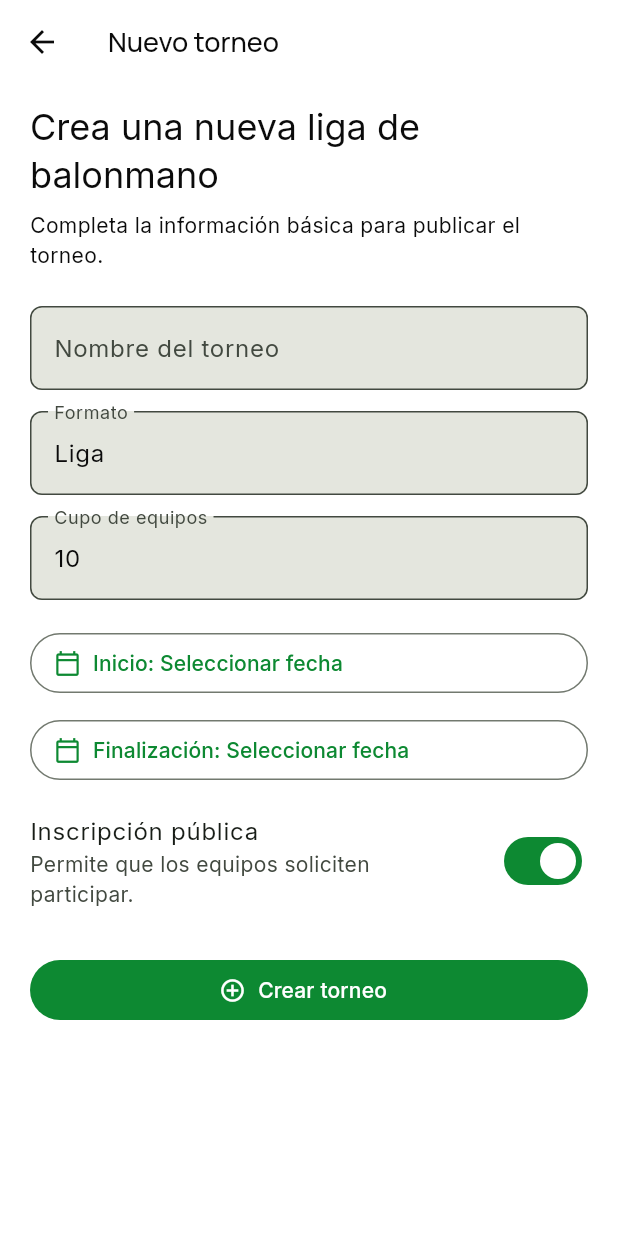
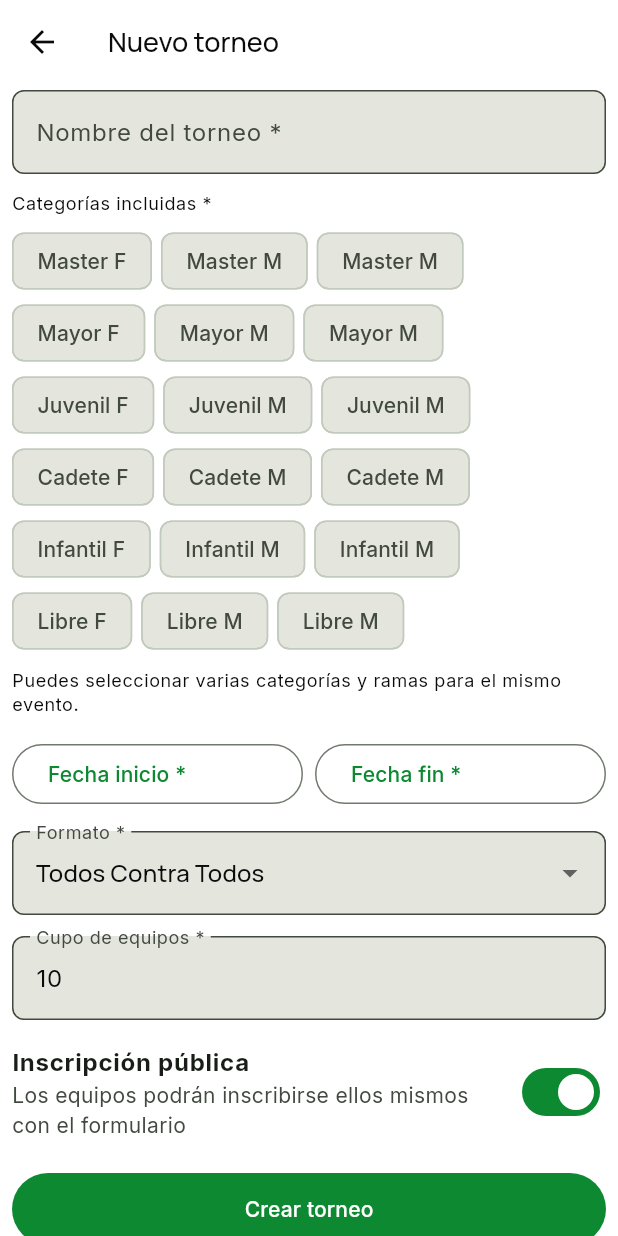
Before and after one commit to tatiana1104/handplay_demo, a Flutter app: the CreateTournamentScreen screen opened directly with empty values, on a phone screen of 412 x 824 dp. Run offline on Flutter 3.47's test engine with Material 3 defaults, Android fonts, the phone set to English and light mode, and no system bars; our stand-ins replace cloud_firestore, dartz, equatable, firebase_auth, firebase_core, flutter_bloc and 4 more; accounts and stored records are empty; statements that could not run were skipped.

Commit message:
Update tournament categories branches and formats

```diff
--- a/lib/features/tournaments/domain/models/tournament_models.dart
+++ b/lib/features/tournaments/domain/models/tournament_models.dart
@@ -10,7 +10,7 @@ class Tournament {
     required this.startDate,
     required this.endDate,
     required this.format,
-    required this.mainVenueId,
+    required this.categories,
     required this.teamLimit,
     required this.publicRegistration,
     required this.phaseDurations,
@@ -23,7 +23,8 @@ class Tournament {
   final DateTime? startDate;
   final DateTime? endDate;
   final String format;
-  final String mainVenueId;
+  /// Categorías seleccionadas como pares `categoria|rama`.
+  final List<String> categories;
   final int teamLimit;
   final bool publicRegistration;
   final Map<String, int> phaseDurations;
@@ -38,7 +39,7 @@ class Tournament {
       startDate: _date(data['startDate']),
       endDate: _date(data['endDate']),
       format: data['format'] as String? ?? '',
-      mainVenueId: data['mainVenueId'] as String? ?? '',
+      categories: (data['categories'] as List<dynamic>? ?? const []).cast<String>(),
       teamLimit: (data['teamLimit'] as num?)?.toInt() ?? 0,
       publicRegistration: data['publicRegistration'] as bool? ?? false,
       phaseDurations: _intMap(data['phaseDurations']),
@@ -52,7 +53,7 @@ class Tournament {
         'startDate': _timestamp(startDate),
         'endDate': _timestamp(endDate),
         'format': format,
-        'mainVenueId': mainVenueId,
+        'categories': categories,
         'teamLimit': teamLimit,
         'publicRegistration': publicRegistration,
         'phaseDurations': phaseDurations,
--- /dev/null
+++ b/lib/features/tournaments/domain/tournament_constants.dart
@@ -0,0 +1,21 @@
+/// Valores cerrados del dominio de torneos. No deben escribirse como texto libre.
+abstract final class TournamentConstants {
+  static const categories = <String>[
+    'master',
+    'mayor',
+    'juvenil',
+    'cadete',
+    'infantil',
+    'libre',
+  ];
+
+  static const branches = <String>['femenino', 'masculino', 'mixto'];
+  static const formats = <String>['todos_contra_todos', 'por_grupos'];
+  static const roles = <String>['admin', 'admin_liga', 'jugador', 'entrenador', 'arbitro'];
+  static const statuses = <String>['draft', 'upcoming', 'playing', 'finished'];
+}
+
+String titleCase(String value) => value
+    .split('_')
+    .map((part) => part.isEmpty ? part : '${part[0].toUpperCase()}${part.substring(1)}')
+    .join(' ');
--- a/lib/features/tournaments/presentation/screens/create_tournament_screen.dart
+++ b/lib/features/tournaments/presentation/screens/create_tournament_screen.dart
@@ -5,12 +5,11 @@ import 'package:go_router/go_router.dart';
 
 import '../../data/tournament_repository.dart';
 import '../../domain/models/tournament_models.dart';
+import '../../domain/tournament_constants.dart';
 
 /// Formulario exclusivo para administradores de liga.
-/// La autorización real se valida de nuevo con las reglas de Firestore.
 class CreateTournamentScreen extends StatefulWidget {
   const CreateTournamentScreen({super.key, required this.adminId});
-
   final String adminId;
 
   @override
@@ -20,8 +19,9 @@ class CreateTournamentScreen extends StatefulWidget {
 class _CreateTournamentScreenState extends State<CreateTournamentScreen> {
   final _formKey = GlobalKey<FormState>();
   final _nameController = TextEditingController();
-  final _formatController = TextEditingController(text: 'Liga');
   final _teamLimitController = TextEditingController(text: '10');
+  final Set<String> _categories = {};
+  String _format = TournamentConstants.formats.first;
   DateTime? _startDate;
   DateTime? _endDate;
   bool _publicRegistration = true;
@@ -30,13 +30,16 @@ class _CreateTournamentScreenState extends State<CreateTournamentScreen> {
   @override
   void dispose() {
     _nameController.dispose();
-    _formatController.dispose();
     _teamLimitController.dispose();
     super.dispose();
   }
 
   Future<void> _submit() async {
     if (!_formKey.currentState!.validate()) return;
+    if (_categories.isEmpty) {
+      _showMessage('Selecciona al menos una categoría y rama.');
+      return;
+    }
     if (_startDate == null || _endDate == null || !_endDate!.isAfter(_startDate!)) {
       _showMessage('Selecciona fechas válidas para el torneo.');
       return;
@@ -44,94 +47,69 @@ class _CreateTournamentScreenState extends State<CreateTournamentScreen> {
 
     setState(() => _saving = true);
     try {
-      final currentUser = FirebaseAuth.instance.currentUser;
-      if (currentUser == null) {
-        throw FirebaseException(
-          plugin: 'firebase_auth',
-          code: 'unauthenticated',
-          message: 'Inicia sesión para crear un torneo.',
-        );
+      final user = FirebaseAuth.instance.currentUser;
+      if (user == null) throw FirebaseException(plugin: 'firebase_auth', code: 'unauthenticated', message: 'Inicia sesión para crear un torneo.');
+      final claims = (await user.getIdTokenResult(true)).claims ?? {};
+      final role = claims['rol'];
+      if (role != 'admin' && role != 'admin_liga') {
+        throw FirebaseException(plugin: 'firebase_auth', code: 'permission-denied', message: 'Tu cuenta no tiene permisos de administrador de liga.');
       }
 
-      // Los custom claims llegan al token, por eso se fuerza su renovación
-      // antes de escribir y se evita usar un UID distinto al de la sesión.
-      final token = await currentUser.getIdTokenResult(true);
-      final role = token.claims?['rol'];
-      if (role != 'admin' && role != 'admin_liga') {
-        throw FirebaseException(
-          plugin: 'firebase_auth',
-          code: 'permission-denied',
-          message: 'Tu cuenta no tiene permisos de administrador de liga.',
-        );
-      }
-
-      final tournament = Tournament(
+      await TournamentRepository().createTournament(Tournament(
         id: '',
-        adminId: currentUser.uid,
+        adminId: user.uid,
         name: _nameController.text.trim(),
-        status: 'draft',
+        status: 'upcoming',
         startDate: _startDate,
         endDate: _endDate,
-        format: _formatController.text.trim(),
-        mainVenueId: '',
+        format: _format,
+        categories: _categories.toList()..sort(),
         teamLimit: int.parse(_teamLimitController.text),
         publicRegistration: _publicRegistration,
         phaseDurations: const {},
-      );
-      await TournamentRepository().createTournament(tournament);
+      ));
       if (mounted) context.pop();
     } on FirebaseException catch (error) {
-      final message = error.code == 'permission-denied'
-          ? 'Firebase rechazó la operación. Verifica el claim rol y despliega firestore.rules.'
-          : error.message ?? 'No se pudo crear el torneo.';
-      _showMessage(message);
+      _showMessage(error.code == 'permission-denied' ? 'Firebase rechazó la operación. Despliega firestore.rules y renueva la sesión.' : error.message ?? 'No se pudo crear el torneo.');
     } finally {
       if (mounted) setState(() => _saving = false);
     }
   }
 
   Future<void> _pickDate({required bool start}) async {
-    final selected = await showDatePicker(
-      context: context,
-      firstDate: DateTime.now().subtract(const Duration(days: 1)),
-      lastDate: DateTime(2035),
-      initialDate: start ? (_startDate ?? DateTime.now()) : (_endDate ?? _startDate ?? DateTime.now()),
-    );
-    if (selected == null) return;
-    setState(() => start ? _startDate = selected : _endDate = selected);
+    final selected = await showDatePicker(context: context, firstDate: DateTime.now().subtract(const Duration(days: 1)), lastDate: DateTime(2035), initialDate: start ? (_startDate ?? DateTime.now()) : (_endDate ?? _startDate ?? DateTime.now()));
+    if (selected != null) setState(() => start ? _startDate = selected : _endDate = selected);
   }
 
-  void _showMessage(String message) {
-    ScaffoldMessenger.of(context).showSnackBar(SnackBar(content: Text(message)));
-  }
+  void _showMessage(String message) => ScaffoldMessenger.of(context).showSnackBar(SnackBar(content: Text(message)));
 
   @override
   Widget build(BuildContext context) {
-    final colors = Theme.of(context).colorScheme;
+    final theme = Theme.of(context);
     return Scaffold(
       appBar: AppBar(title: const Text('Nuevo torneo')),
       body: Form(
         key: _formKey,
         child: ListView(
-          padding: const EdgeInsets.fromLTRB(20, 12, 20, 32),
+          padding: const EdgeInsets.fromLTRB(8, 4, 8, 28),
           children: [
-            Text('Crea una nueva liga de balonmano', style: Theme.of(context).textTheme.headlineSmall),
+            TextFormField(controller: _nameController, decoration: const InputDecoration(labelText: 'Nombre del torneo *', hintText: 'Interclubes 2026'), validator: (v) => v == null || v.trim().isEmpty ? 'Escribe un nombre' : null),
+            const SizedBox(height: 12),
+            Text('Categorías incluidas *', style: theme.textTheme.bodySmall),
+            const SizedBox(height: 6),
+            ...TournamentConstants.categories.map((category) => _CategoryGroup(category: category, selected: _categories, onChanged: () => setState(() {}))),
             const SizedBox(height: 8),
-            Text('Completa la información básica para publicar el torneo.', style: Theme.of(context).textTheme.bodyMedium),
-            const SizedBox(height: 24),
-            TextFormField(controller: _nameController, decoration: const InputDecoration(labelText: 'Nombre del torneo', hintText: 'Interclubes 2026'), validator: (value) => value == null || value.trim().isEmpty ? 'Escribe un nombre' : null),
+            Text('Puedes seleccionar varias categorías y ramas para el mismo evento.', style: theme.textTheme.bodySmall),
             const SizedBox(height: 14),
-            TextFormField(controller: _formatController, decoration: const InputDecoration(labelText: 'Formato'), validator: (value) => value == null || value.trim().isEmpty ? 'Escribe un formato' : null),
+            Row(children: [Expanded(child: _DateButton(label: 'Fecha inicio *', value: _startDate, onPressed: () => _pickDate(start: true))), const SizedBox(width: 8), Expanded(child: _DateButton(label: 'Fecha fin *', value: _endDate, onPressed: () => _pickDate(start: false)))]),
             const SizedBox(height: 14),
-            TextFormField(controller: _teamLimitController, keyboardType: TextInputType.number, decoration: const InputDecoration(labelText: 'Cupo de equipos'), validator: (value) => int.tryParse(value ?? '') == null || int.parse(value!) <= 0 ? 'Indica un cupo válido' : null),
-            const SizedBox(height: 18),
-            _DateButton(label: 'Inicio', value: _startDate, onPressed: () => _pickDate(start: true)),
-            const SizedBox(height: 10),
-            _DateButton(label: 'Finalización', value: _endDate, onPressed: () => _pickDate(start: false)),
-            const SizedBox(height: 10),
-            SwitchListTile.adaptive(value: _publicRegistration, onChanged: (value) => setState(() => _publicRegistration = value), title: const Text('Inscripción pública'), subtitle: const Text('Permite que los equipos soliciten participar.'), contentPadding: EdgeInsets.zero),
-            const SizedBox(height: 22),
-            FilledButton.icon(onPressed: _saving ? null : _submit, icon: _saving ? const SizedBox.square(dimension: 18, child: CircularProgressIndicator(strokeWidth: 2)) : Icon(Icons.add_circle_outline, color: colors.onPrimary), label: Text(_saving ? 'Guardando...' : 'Crear torneo')),
+            DropdownButtonFormField<String>(value: _format, decoration: const InputDecoration(labelText: 'Formato *'), items: TournamentConstants.formats.map((value) => DropdownMenuItem(value: value, child: Text(titleCase(value)))).toList(), onChanged: (value) => setState(() => _format = value!),),
+            const SizedBox(height: 14),
+            TextFormField(controller: _teamLimitController, keyboardType: TextInputType.number, decoration: const InputDecoration(labelText: 'Cupo de equipos *'), validator: (v) => int.tryParse(v ?? '') == null || int.parse(v!) <= 0 ? 'Indica un cupo válido' : null),
+            const SizedBox(height: 8),
+            SwitchListTile.adaptive(value: _publicRegistration, onChanged: (v) => setState(() => _publicRegistration = v), title: const Text('Inscripción pública', style: TextStyle(fontWeight: FontWeight.bold)), subtitle: const Text('Los equipos podrán inscribirse ellos mismos con el formulario'), contentPadding: EdgeInsets.zero),
+            const SizedBox(height: 14),
+            SizedBox(height: 48, child: FilledButton(onPressed: _saving ? null : _submit, child: Text(_saving ? 'Guardando...' : 'Crear torneo'))),
           ],
         ),
       ),
@@ -139,16 +117,24 @@ class _CreateTournamentScreenState extends State<CreateTournamentScreen> {
   }
 }
 
+class _CategoryGroup extends StatelessWidget {
+  const _CategoryGroup({required this.category, required this.selected, required this.onChanged});
+  final String category;
+  final Set<String> selected;
+  final VoidCallback onChanged;
+
+  @override
+  Widget build(BuildContext context) => Wrap(spacing: 6, runSpacing: 4, children: TournamentConstants.branches.map((branch) {
+    final key = '$category|$branch';
+    return FilterChip(label: Text('${titleCase(category)} ${titleCase(branch)[0]}'), selected: selected.contains(key), onSelected: (value) { value ? selected.add(key) : selected.remove(key); onChanged(); });
+  }).toList());
+}
+
 class _DateButton extends StatelessWidget {
   const _DateButton({required this.label, required this.value, required this.onPressed});
-
   final String label;
   final DateTime? value;
   final VoidCallback onPressed;
-
   @override
-  Widget build(BuildContext context) {
-    final formatted = value == null ? 'Seleccionar fecha' : '${value!.day.toString().padLeft(2, '0')}/${value!.month.toString().padLeft(2, '0')}/${value!.year}';
-    return OutlinedButton.icon(onPressed: onPressed, icon: const Icon(Icons.calendar_today_outlined), label: Align(alignment: Alignment.centerLeft, child: Text('$label: $formatted')));
-  }
+  Widget build(BuildContext context) => OutlinedButton(onPressed: onPressed, child: Align(alignment: Alignment.centerLeft, child: Text(value == null ? label : '$label: ${value!.day.toString().padLeft(2, '0')}/${value!.month.toString().padLeft(2, '0')}/${value!.year}')));
 }
```
Also changed, not shown: 2 other files.
